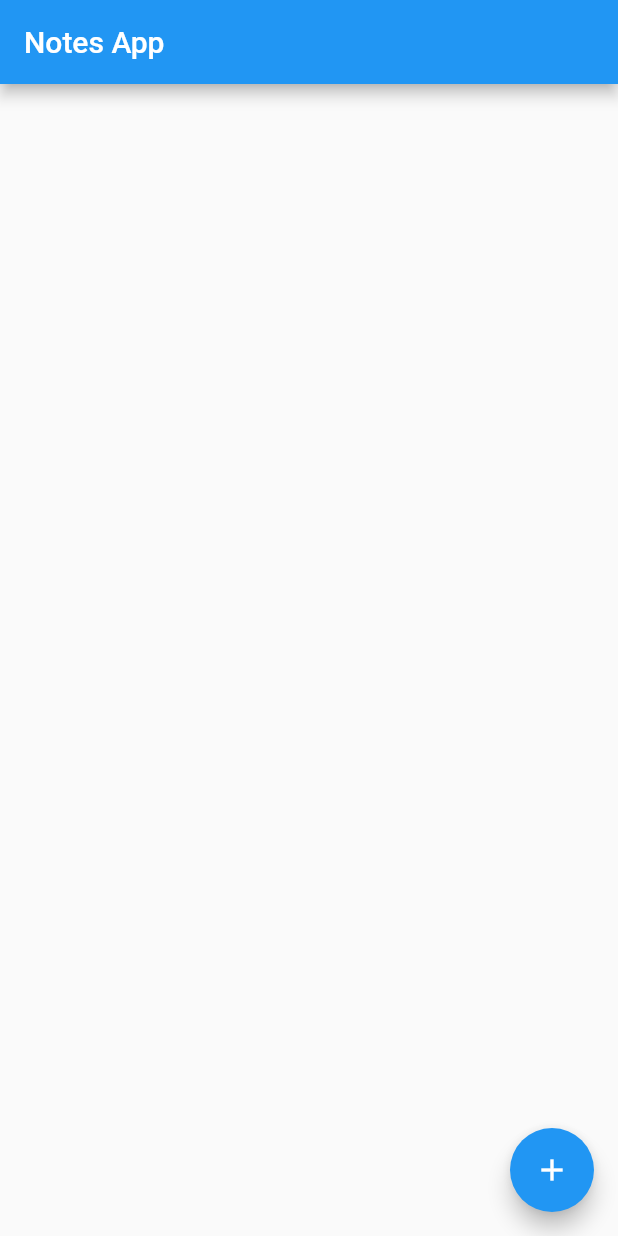
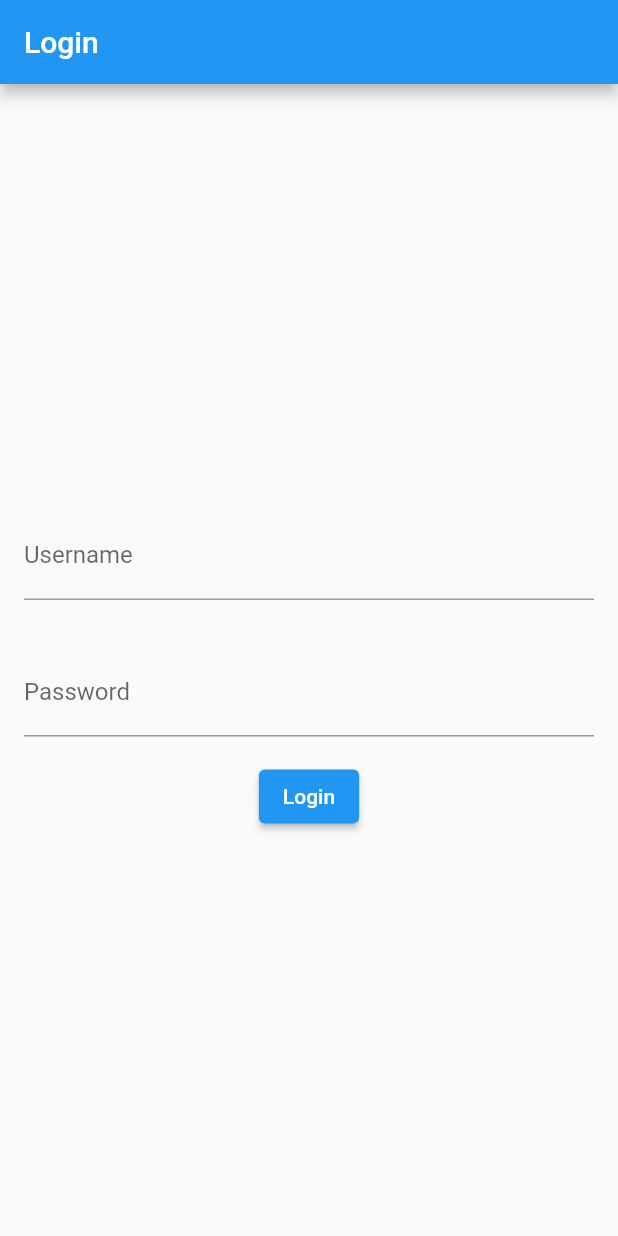
Before and after one commit to Dhanvine321/Flutter-Notes-App, a Flutter app: the screen it shows after launch, on a phone screen of 412 x 824 dp. Run offline on Flutter 3.47's test engine with Material 2 defaults, Android fonts, the phone set to English and light mode, and no system bars.

Commit message:
Added Login page and menubar with profile page

```diff
--- /dev/null
+++ b/lib/login_page.dart
@@ -0,0 +1,76 @@
+import 'package:flutter/material.dart';
+import 'main.dart';
+
+class LoginPage extends StatelessWidget {
+  @override
+  Widget build(BuildContext context) {
+    TextEditingController usernameController = TextEditingController();
+    TextEditingController passwordController = TextEditingController();
+
+    void _login() {
+      // Validate username and password here (You can add your authentication logic)
+      String username = usernameController.text;
+      String password = passwordController.text;
+      if (username.isNotEmpty && password.isNotEmpty) {
+        Navigator.pushReplacement(
+          context,
+          MaterialPageRoute(builder: (context) => NotesHomePage(username, password)),
+        );
+      } else {
+        showDialog(
+          context: context,
+          builder: (context) {
+            return AlertDialog(
+              title: Text('Error'),
+              content: Text('Invalid username or password.'),
+              actions: <Widget>[
+                ElevatedButton(
+                  onPressed: () {
+                    Navigator.of(context).pop();
+                  },
+                  child: Text('OK'),
+                ),
+              ],
+            );
+          },
+        );
+      }
+    }
+
+    return Scaffold(
+      appBar: AppBar(
+        title: Text('Login'),
+      ),
+      body: Center(
+        child: Column(
+          mainAxisAlignment: MainAxisAlignment.center,
+          children: [
+            Padding(
+              padding: const EdgeInsets.all(16.0),
+              child: TextField(
+                controller: usernameController,
+                decoration: InputDecoration(
+                  labelText: 'Username',
+                ),
+              ),
+            ),
+            Padding(
+              padding: const EdgeInsets.all(16.0),
+              child: TextField(
+                controller: passwordController,
+                obscureText: true,
+                decoration: InputDecoration(
+                  labelText: 'Password',
+                ),
+              ),
+            ),
+            ElevatedButton(
+              onPressed: _login,
+              child: Text('Login'),
+            ),
+          ],
+        ),
+      ),
+    );
+  }
+}
--- a/lib/main.dart
+++ b/lib/main.dart
@@ -12,12 +12,91 @@ class MyApp extends StatelessWidget {
       theme: ThemeData(
         primarySwatch: Colors.blue,
       ),
-      home: NotesHomePage(),
+      home: LoginPage(), // Show LoginPage initially
+    );
+  }
+}
+
+class LoginPage extends StatelessWidget {
+  @override
+  Widget build(BuildContext context) {
+    TextEditingController usernameController = TextEditingController();
+    TextEditingController passwordController = TextEditingController();
+
+    void _login() {
+      // Validate username and password here (You can add your authentication logic)
+      String username = usernameController.text;
+      String password = passwordController.text;
+      if (username.isNotEmpty && password.isNotEmpty) {
+        Navigator.pushReplacement(
+          context,
+          MaterialPageRoute(builder: (context) => NotesHomePage(username, password)),
+        );
+      } else {
+        showDialog(
+          context: context,
+          builder: (context) {
+            return AlertDialog(
+              title: Text('Error'),
+              content: Text('Invalid username or password.'),
+              actions: <Widget>[
+                ElevatedButton(
+                  onPressed: () {
+                    Navigator.of(context).pop();
+                  },
+                  child: Text('OK'),
+                ),
+              ],
+            );
+          },
+        );
+      }
+    }
+
+    return Scaffold(
+      appBar: AppBar(
+        title: Text('Login'),
+      ),
+      body: Center(
+        child: Column(
+          mainAxisAlignment: MainAxisAlignment.center,
+          children: [
+            Padding(
+              padding: const EdgeInsets.all(16.0),
+              child: TextField(
+                controller: usernameController,
+                decoration: InputDecoration(
+                  labelText: 'Username',
+                ),
+              ),
+            ),
+            Padding(
+              padding: const EdgeInsets.all(16.0),
+              child: TextField(
+                controller: passwordController,
+                obscureText: true,
+                decoration: InputDecoration(
+                  labelText: 'Password',
+                ),
+              ),
+            ),
+            ElevatedButton(
+              onPressed: _login,
+              child: Text('Login'),
+            ),
+          ],
+        ),
+      ),
     );
   }
 }
 
 class NotesHomePage extends StatefulWidget {
+  final String username;
+  final String password;
+
+  NotesHomePage(this.username, this.password);
+
   @override
   _NotesHomePageState createState() => _NotesHomePageState();
 }
@@ -93,6 +172,44 @@ class _NotesHomePageState extends State<NotesHomePage> {
     return Scaffold(
       appBar: AppBar(
         title: Text('Notes App'),
+      ),
+      drawer: Drawer(
+        child: ListView(
+          padding: EdgeInsets.zero,
+          children: <Widget>[
+            Container(
+              height: 100, // Adjust the height as per your preference
+              color: Colors.blue,
+              alignment: Alignment.centerLeft,
+              padding: EdgeInsets.symmetric(horizontal: 16.0),
+              child: Text(
+                'Menu',
+                style: TextStyle(
+                  color: Colors.white,
+                  fontSize: 24.0,
+                  fontWeight: FontWeight.bold,
+                ),
+              ),
+            ),
+            ListTile(
+              title: Text('Home'),
+              onTap: () {
+                Navigator.pop(context);
+              },
+            ),
+            ListTile(
+              title: Text('Profile'),
+              onTap: () {
+                // Close the drawer and navigate to the profile page
+                Navigator.pop(context);
+                Navigator.push(
+                  context,
+                  MaterialPageRoute(builder: (context) => ProfilePage(widget.username, widget.password)),
+                );
+              },
+            ),
+          ],
+        ),
       ),
       body: Column(
         children: <Widget>[
@@ -177,3 +294,30 @@ class _NoteCardState extends State<NoteCard> {
     );
   }
 }
+
+class ProfilePage extends StatelessWidget {
+  final String username;
+  final String password;
+
+  ProfilePage(this.username, this.password);
+
+  @override
+  Widget build(BuildContext context) {
+    return Scaffold(
+      appBar: AppBar(
+        title: Text('Profile'),
+      ),
+      body: Center(
+        child: Column(
+          mainAxisAlignment: MainAxisAlignment.center,
+          children: [
+            Text('Username: ${username}'),
+            SizedBox(height: 16.0),
+            Text('Password: ${password}'),
+            // Add more account details here
+          ],
+        ),
+      ),
+    );
+  }
+}
```
